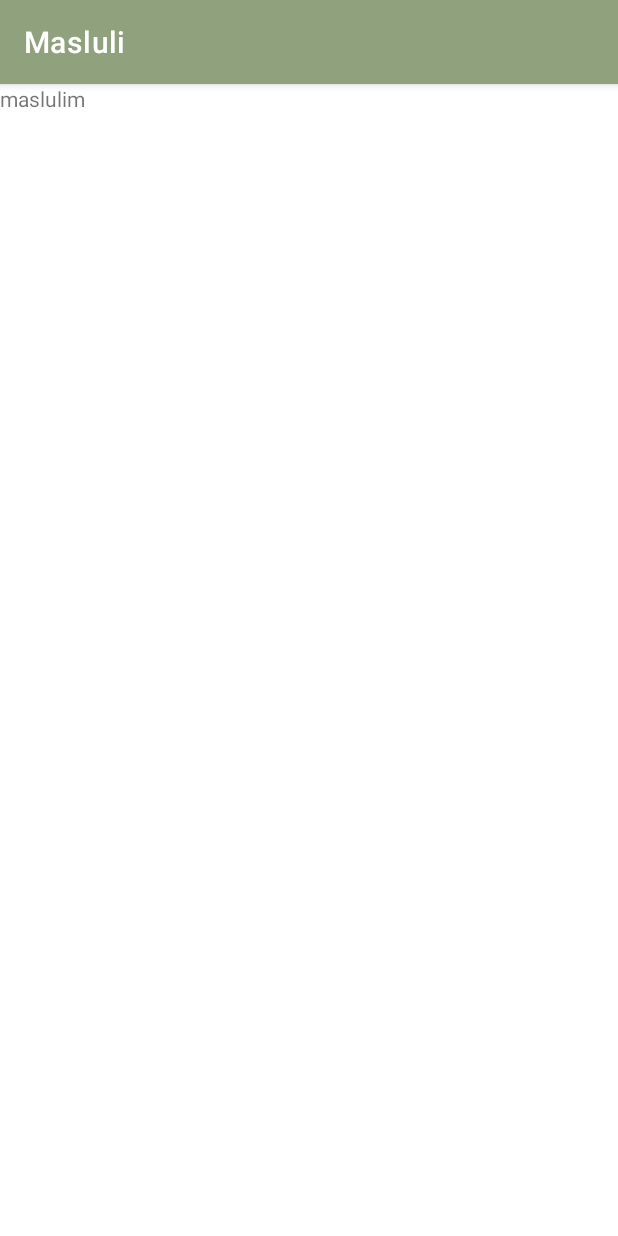
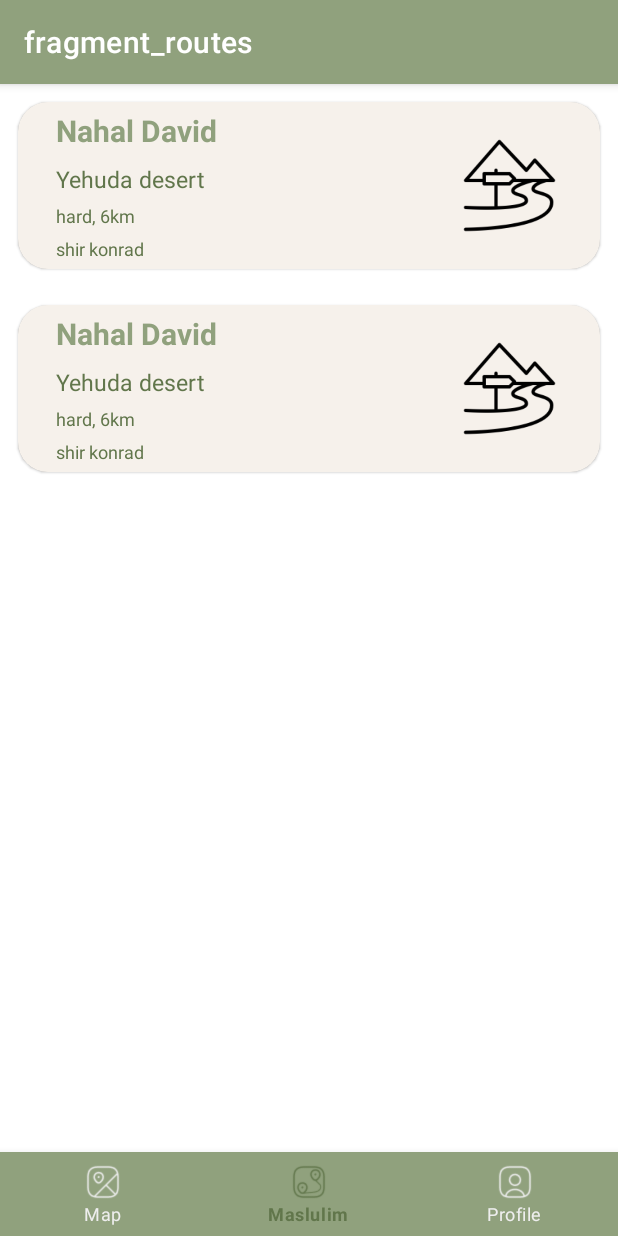
Before and after one commit to omerd318/Masluli, an Android app: the screen it shows after launch (LoginActivity before the commit, MainActivity after it), on a phone screen of 412 x 824 dp. Run offline under Robolectric (Android 15) with nearby library versions, the phone set to English and light mode, and no system bars; our stand-ins replace navigation-ui.

Commit message:
Add(RoutesFragment): list ui with adapter and view holder

```diff
--- a/app/build.gradle
+++ b/app/build.gradle
@@ -36,6 +36,7 @@ dependencies {
     implementation 'androidx.appcompat:appcompat:1.5.1'
     implementation 'com.google.android.material:material:1.7.0'
     implementation 'androidx.constraintlayout:constraintlayout:2.1.4'
+    implementation 'androidx.swiperefreshlayout:swiperefreshlayout:1.1.0'
     testImplementation 'junit:junit:4.13.2'
     androidTestImplementation 'androidx.test.ext:junit:1.1.4'
     androidTestImplementation 'androidx.test.espresso:espresso-core:3.5.0'
--- a/app/src/main/AndroidManifest.xml
+++ b/app/src/main/AndroidManifest.xml
@@ -13,7 +13,7 @@
         android:theme="@style/Theme.Masluli"
         tools:targetApi="31">
         <activity
-            android:name=".LoginActivity"
+            android:name=".MainActivity"
             android:exported="true">
 
             <intent-filter>
@@ -26,14 +26,14 @@
                 android:name="android.app.lib_name"
                 android:value="" />
         </activity>
-        <activity
-            android:name=".MainActivity"
-            android:exported="false">
+<!--        <activity-->
+<!--            android:name=".MainActivity"-->
+<!--            android:exported="false">-->
 
-            <meta-data
-                android:name="android.app.lib_name"
-                android:value="" />
-        </activity>
+<!--            <meta-data-->
+<!--                android:name="android.app.lib_name"-->
+<!--                android:value="" />-->
+<!--        </activity>-->
     </application>
 
 </manifest>
--- a/app/src/main/java/com/example/masluli/RoutesFragment.java
+++ b/app/src/main/java/com/example/masluli/RoutesFragment.java
@@ -2,8 +2,10 @@ package com.example.masluli;
 
 import android.os.Bundle;
 
+import androidx.annotation.NonNull;
 import androidx.fragment.app.Fragment;
 import androidx.recyclerview.widget.LinearLayoutManager;
+import androidx.recyclerview.widget.RecyclerView;
 
 import android.view.LayoutInflater;
 import android.view.View;
@@ -11,22 +13,19 @@ import android.view.ViewGroup;
 
 import com.example.masluli.databinding.FragmentRoutesBinding;
 
-//import com.example.masluli.databinding;
-
 /**
  * A simple {@link Fragment} subclass.
- * Use the {@link RoutesFragment#newInstance} factory method to
+ * Use the {@link RoutesFragment} factory method to
  * create an instance of this fragment.
  */
 public class RoutesFragment extends Fragment {
 
     FragmentRoutesBinding binding;
-//    StudentRecyclerAdapter adapter;
+    RoutesListAdapter adapter;
 
     @Override
     public void onCreate(Bundle savedInstanceState) {
         super.onCreate(savedInstanceState);
-
     }
 
     @Override
@@ -36,10 +35,10 @@ public class RoutesFragment extends Fragment {
         binding = FragmentRoutesBinding.inflate(inflater, container, false);
         View view = binding.getRoot();
 
-        binding.recyclerView.setHasFixedSize(true);
-        binding.recyclerView.setLayoutManager(new LinearLayoutManager(getContext()));
-//        adapter = new StudentRecyclerAdapter(getLayoutInflater(),data);
-//        binding.recyclerView.setAdapter(adapter);
+        binding.routesListRv.setHasFixedSize(true);
+        binding.routesListRv.setLayoutManager(new LinearLayoutManager(getContext()));
+        adapter = new RoutesListAdapter(getLayoutInflater());
+        binding.routesListRv.setAdapter(adapter);
 
         return view;
     }
--- /dev/null
+++ b/app/src/main/java/com/example/masluli/RoutesListAdapter.java
@@ -0,0 +1,81 @@
+package com.example.masluli;
+
+import android.view.LayoutInflater;
+import android.view.View;
+import android.view.ViewGroup;
+import android.widget.ImageView;
+import android.widget.TextView;
+
+import androidx.annotation.NonNull;
+import androidx.navigation.Navigation;
+import androidx.recyclerview.widget.RecyclerView;
+
+
+interface OnItemClickListener{
+    void onItemClick(View v,int position);
+}
+
+class RoutesListAdapter extends RecyclerView.Adapter<RoutesListViewHolder>{
+
+    LayoutInflater inflater;
+    OnItemClickListener listener;
+
+    public void setOnItemClickListener(OnItemClickListener listener){
+        this.listener = listener;
+    }
+
+    public RoutesListAdapter(LayoutInflater inflater) {
+        this.inflater = inflater;
+    }
+
+    @NonNull
+    @Override
+    public RoutesListViewHolder onCreateViewHolder(@NonNull ViewGroup parent, int viewType) {
+        View view = inflater.inflate(R.layout.routes_list_row,parent,false);
+        RoutesListViewHolder holder = new RoutesListViewHolder(view,listener);
+        return holder;
+    }
+
+    @Override
+    public void onBindViewHolder(@NonNull RoutesListViewHolder holder, int position) {
+//        Donation donation = viewModel.getData().getValue().get(position);
+        holder.bind();
+    }
+
+    @Override
+    public int getItemCount() {
+//        if(viewModel.getData().getValue() == null){
+//            return 0;
+//        }
+//        return viewModel.getData().getValue().size();
+        return 2;
+    }
+}
+
+class RoutesListViewHolder extends RecyclerView.ViewHolder{
+    TextView routeNameTv;
+    TextView locationTv;
+    TextView descTv;
+    TextView userNameTv;
+
+    public RoutesListViewHolder(@NonNull View itemView, OnItemClickListener listener) {
+        super(itemView);
+        routeNameTv = itemView.findViewById(R.id.routeslistrow_route_name_tv);
+        locationTv = itemView.findViewById(R.id.routeslistrow_location_tv);
+        descTv = itemView.findViewById(R.id.routeslistrow_desc_tv);
+        userNameTv = itemView.findViewById(R.id.routeslistrow_name_tv);
+
+        itemView.setOnClickListener(v -> {
+            int pos = getAdapterPosition();
+            listener.onItemClick(v, pos);
+        });
+    }
+
+    void bind(){
+        routeNameTv.setText("Nahal David");
+        locationTv.setText("Yehuda desert");
+        descTv.setText("hard, 6km");
+        userNameTv.setText("shir konrad");
+
+    }
+}
--- a/app/src/main/res/layout/fragment_routes.xml
+++ b/app/src/main/res/layout/fragment_routes.xml
@@ -6,20 +6,20 @@
         android:layout_height="match_parent"
         tools:context=".RoutesFragment">
 
-    <TextView
-        android:layout_width="match_parent"
-        android:layout_height="match_parent"
-        android:text="maslulim" />
-
-    <androidx.recyclerview.widget.RecyclerView
-        android:id="@+id/recyclerView"
+    <androidx.swiperefreshlayout.widget.SwipeRefreshLayout
+        android:id="@+id/routesListRv_swipeRefresh"
         android:layout_width="0dp"
         android:layout_height="0dp"
         app:layout_constraintBottom_toBottomOf="parent"
         app:layout_constraintEnd_toEndOf="parent"
-        app:layout_constraintHorizontal_bias="0.0"
         app:layout_constraintStart_toStartOf="parent"
-        app:layout_constraintTop_toTopOf="parent" />
+        app:layout_constraintTop_toTopOf="parent">
+
+        <androidx.recyclerview.widget.RecyclerView
+            android:id="@+id/routesList_rv"
+            android:layout_width="match_parent"
+            android:layout_height="match_parent" />
+    </androidx.swiperefreshlayout.widget.SwipeRefreshLayout>
 
 
 </androidx.constraintlayout.widget.ConstraintLayout>
--- /dev/null
+++ b/app/src/main/res/layout/routes_list_row.xml
@@ -0,0 +1,86 @@
+<?xml version="1.0" encoding="utf-8"?>
+<com.google.android.material.card.MaterialCardView xmlns:android="http://schemas.android.com/apk/res/android"
+    xmlns:app="http://schemas.android.com/apk/res-auto"
+    xmlns:tools="http://schemas.android.com/tools"
+    android:layout_width="match_parent"
+    android:layout_height="wrap_content"
+    android:layout_margin="12dp"
+    android:background="?attr/selectableItemBackground"
+    android:clickable="true"
+    android:focusable="auto"
+    app:cardBackgroundColor="@android:color/white"
+    app:cardCornerRadius="20dp"
+    app:cardPreventCornerOverlap="true">
+
+    <androidx.constraintlayout.widget.ConstraintLayout
+        android:layout_width="match_parent"
+        android:layout_height="wrap_content"
+        android:background="@color/masluli_cards"
+        android:padding="5dp">
+
+        <TextView
+            android:id="@+id/routeslistrow_route_name_tv"
+            android:layout_width="wrap_content"
+            android:layout_height="wrap_content"
+            android:text="TextView"
+            android:textSize="20sp"
+            android:textColor="@color/masluli_green"
+            android:layout_marginStart="20dp"
+            android:textStyle="bold"
+            app:layout_constraintBottom_toTopOf="@+id/routeslistrow_location_tv"
+            app:layout_constraintStart_toStartOf="parent"
+            app:layout_constraintTop_toBottomOf="parent"
+             />
+
+        <TextView
+            android:id="@+id/routeslistrow_location_tv"
+            android:layout_width="wrap_content"
+            android:layout_height="wrap_content"
+            android:text="TextView"
+            android:textSize="15sp"
+            android:textColor="@color/masluli_dark_green"
+            android:layout_marginStart="20dp"
+            android:layout_marginTop="8dp"
+            app:layout_constraintTop_toBottomOf="@+id/routeslistrow_route_name_tv"
+            app:layout_constraintStart_toStartOf="parent"
+            app:layout_constraintBottom_toTopOf="@+id/routeslistrow_desc_tv"/>
+
+        <TextView
+            android:id="@+id/routeslistrow_desc_tv"
+            android:layout_width="wrap_content"
+            android:layout_height="wrap_content"
+            android:text="TextView"
+            android:textSize="12sp"
+            android:textColor="@color/masluli_dark_green"
+            android:layout_marginStart="20dp"
+            android:layout_marginTop="5dp"
+            app:layout_constraintTop_toBottomOf="@+id/routeslistrow_location_tv"
+            app:layout_constraintStart_toStartOf="parent"
+            app:layout_constraintBottom_toTopOf="@+id/routeslistrow_name_tv" />
+
+        <TextView
+            android:id="@+id/routeslistrow_name_tv"
+            android:layout_width="0dp"
+            android:layout_height="wrap_content"
+            android:text="TextView"
+            android:textSize="12sp"
+            android:textColor="@color/masluli_dark_green"
+            android:layout_marginStart="20dp"
+            android:layout_marginTop="5dp"
+            app:layout_constraintTop_toBottomOf="@+id/routeslistrow_desc_tv"
+            app:layout_constraintStart_toStartOf="parent"
+            app:layout_constraintBottom_toTopOf="parent"/>
+
+        <com.google.android.material.imageview.ShapeableImageView
+            android:id="@+id/routeslistrow_img"
+            android:layout_width="90dp"
+            android:layout_height="90dp"
+            android:layout_marginEnd="10dp"
+            android:scaleType="centerCrop"
+            app:layout_constraintBottom_toTopOf="parent"
+            app:layout_constraintTop_toBottomOf="parent"
+            app:layout_constraintEnd_toEndOf="parent"
+            app:shapeAppearanceOverlay="@style/ShapeAppearanceOverlay.App.CornerSize8Percent"
+            app:srcCompat="@drawable/no_image_maslul" />
+    </androidx.constraintlayout.widget.ConstraintLayout>
+</com.google.android.material.card.MaterialCardView>
--- a/app/src/main/res/values/colors.xml
+++ b/app/src/main/res/values/colors.xml
@@ -10,6 +10,6 @@
     <color name="masluli_green">#90A17D</color>
     <color name="masluli_grey">#EEEEEE</color>
     <color name="masluli_dark_green">#61764B</color>
-    <color name="masluli_cards">#CFB997</color>
+    <color name="masluli_cards">#32CFB997</color>
     <color name="masluli_text">#557153</color>
 </resources>
--- /dev/null
+++ b/app/src/main/res/values/styles.xml
@@ -0,0 +1,7 @@
+<?xml version="1.0" encoding="utf-8"?>
+<resources>
+    <style name="ShapeAppearanceOverlay.App.CornerSize8Percent" parent="">
+        <item name="cornerSize">15%</item>
+        <item name="color">@color/masluli_dark_green</item>
+    </style>
+</resources>
--- a/app/src/main/res/values/themes.xml
+++ b/app/src/main/res/values/themes.xml
@@ -12,5 +12,6 @@
         <!-- Status bar color. -->
         <item name="android:statusBarColor">?attr/colorPrimaryVariant</item>
         <!-- Customize your theme here. -->
+        <item name="android:layoutDirection">ltr</item>
     </style>
 </resources>
```
Also changed, not shown: app/src/main/res/drawable/no_image.png (added), app/src/main/res/drawable/no_image_maslul.png (added).
